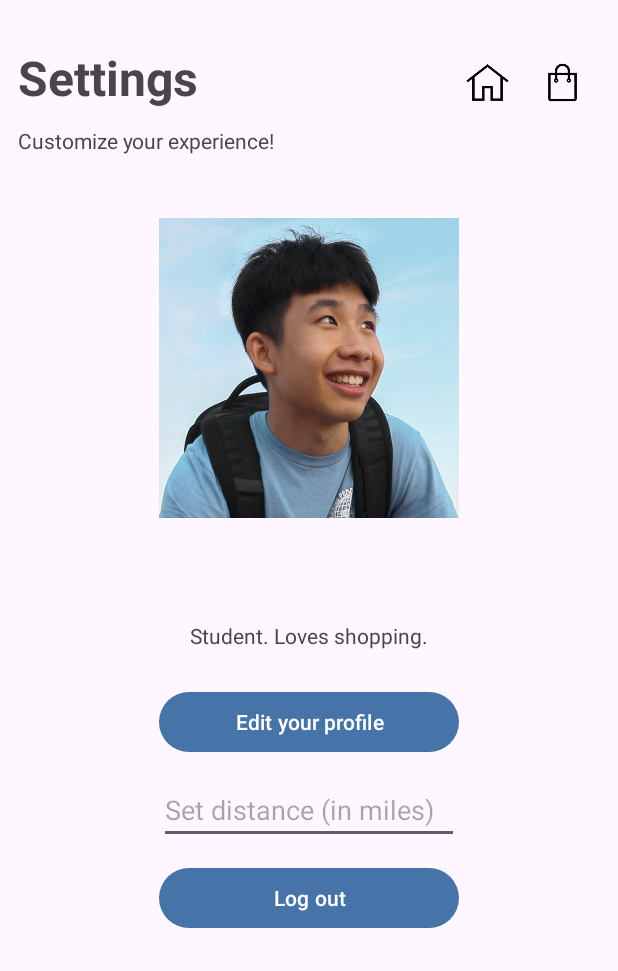
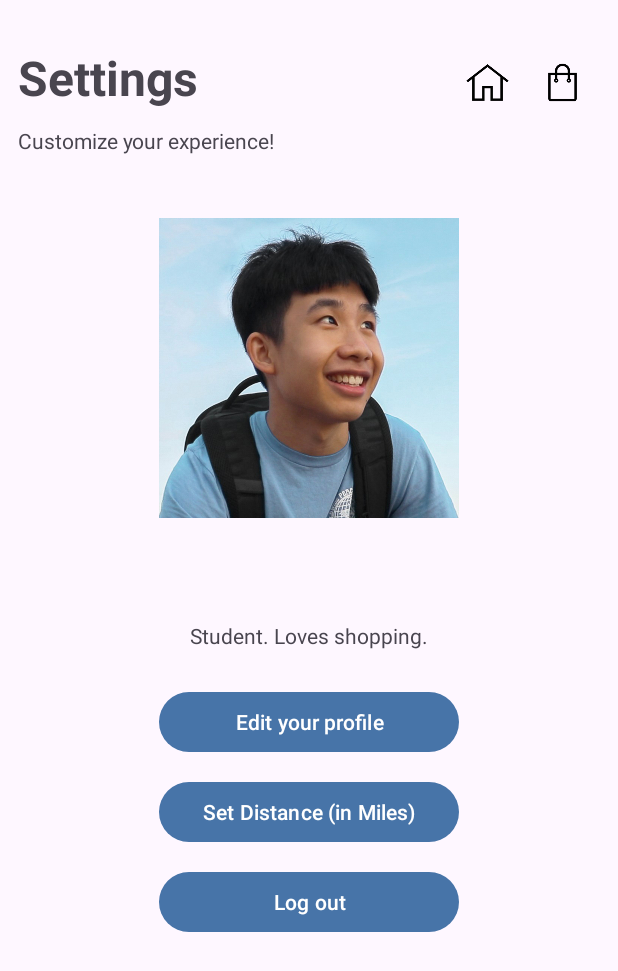
Before and after one commit to tysalaj/Shop-Nonstop-, an Android app: the SettingsPage screen opened directly, with no data from a screen before it, on a phone screen of 412 x 824 dp. Shown: the top 971 px of the screen. Run offline under Robolectric (Android 15) with nearby library versions, the light colour scheme and no system bars; our stand-ins replace Firebase (no records; nobody signed in at launch, a user with empty details on screens opened directly).

Commit message:
Added a dialog for when user wants to update distance

```diff
--- a/app/src/main/java/com/cs407/shopnonstoptylersexample/LocationService.java
+++ b/app/src/main/java/com/cs407/shopnonstoptylersexample/LocationService.java
@@ -106,7 +106,7 @@ public class LocationService extends Service {
                     Log.i("INFO", "" + distance);
                     if (distance < distanceValue) {
                         NotificationManager notificationManager = (NotificationManager) getSystemService(Context.NOTIFICATION_SERVICE);
-                        Notification notification = createNotification(SECOND_CHANNEL_ID, "Grocery Store Nearby! Check it out?");
+                        Notification notification = createNotification(SECOND_CHANNEL_ID, "Grocery Store Within " + distanceValue + "! Check it out?");
                         notificationManager.notify(NOTIFICATION_ID++, notification);
                         break;
                     }
--- a/app/src/main/res/layout/settingspage.xml
+++ b/app/src/main/res/layout/settingspage.xml
@@ -116,23 +116,23 @@
                 android:layout_marginBottom="12dp"
                 android:text="Edit your profile" />
 
-            <EditText
-                android:id="@+id/editTextSetDistance"
+            <Button
+                android:id="@+id/buttonSetDistance"
                 android:layout_width="200dp"
                 android:layout_height="wrap_content"
                 android:layout_below="@id/editProfile"
                 android:layout_marginBottom="12dp"
-                android:hint="Set distance (in miles)"
-                android:inputType="number"
+                android:text="Set Distance (in Miles)"
                 />
 
             <Button
                 android:id="@+id/buttonLogout"
                 android:layout_width="200dp"
                 android:layout_height="wrap_content"
-                android:layout_below="@id/editTextSetDistance"
+                android:layout_below="@id/buttonSetDistance"
                 android:layout_marginBottom="0dp"
                 android:text="Log out" />
+
         </LinearLayout>
 
     </LinearLayout>
```
Also changed, not shown: app/src/main/java/com/cs407/shopnonstoptylersexample/SettingsPage.java (+48 -5 lines).
